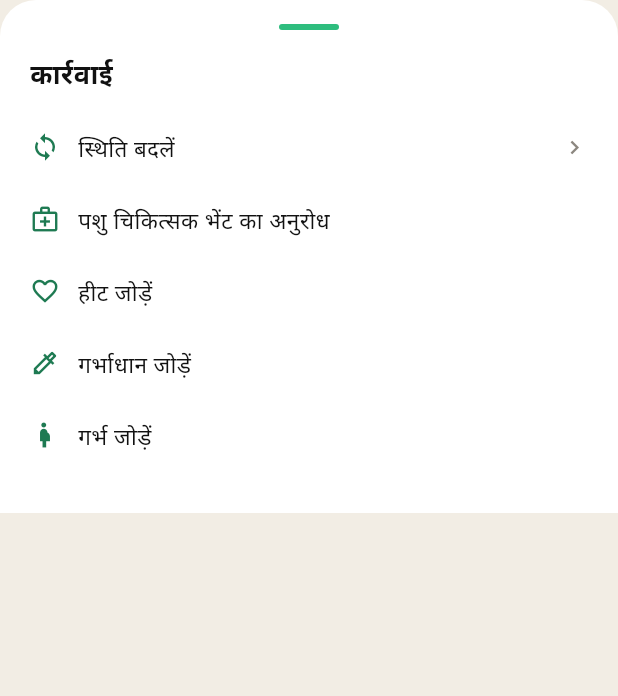
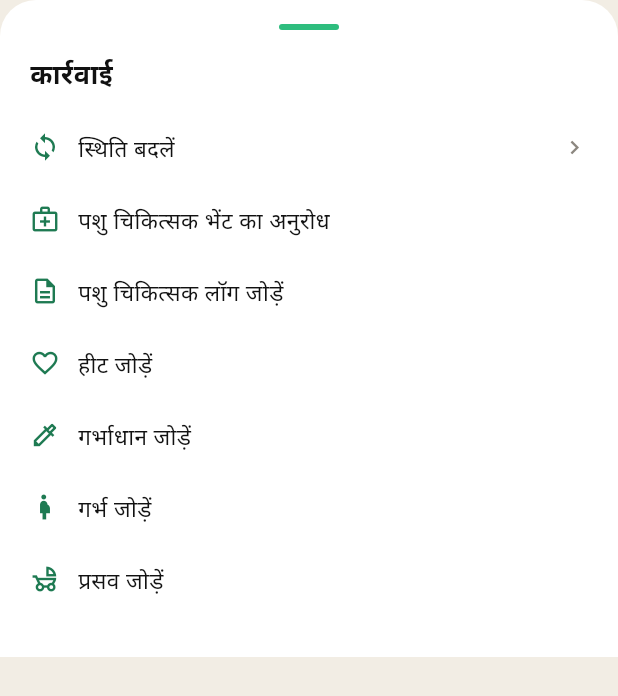
Before and after one commit to vaseey21/Vanix, a Flutter app: the _ActionsSheet widget shown alone on an empty page, opened directly with empty values, on a phone screen of 412 x 824 dp. Shown: the top 696 px of the screen. Run offline on Flutter 3.47's test engine with Material 3 defaults, Android fonts, the phone set to English and light mode, and no system bars.

Commit message:
auto: save changes

```diff
--- a/flutter_app/lib/screens/cow_profile_screen.dart
+++ b/flutter_app/lib/screens/cow_profile_screen.dart
@@ -907,9 +907,11 @@ class _ActionsSheetState extends State<_ActionsSheet> {
           if (!_statusView) ...[
             _row(Icons.sync, FS.t(lang, 'changeStatus'), () => setState(() => _statusView = true), trailing: Icons.chevron_right),
             _row(Icons.medical_services_outlined, FS.t(lang, 'reqVetVisit'), () => widget.onAction(FS.t(lang, 'reqVetVisit'))),
+            _row(Icons.description_outlined, FS.t(lang, 'addVetLog'), () => widget.onAction(FS.t(lang, 'addVetLog'))),
             _row(Icons.favorite_border, FS.t(lang, 'addHeat'), () => widget.onAction(FS.t(lang, 'addHeat'))),
             _row(Icons.colorize_outlined, FS.t(lang, 'addInsem'), () => widget.onAction(FS.t(lang, 'addInsem'))),
             _row(Icons.pregnant_woman_outlined, FS.t(lang, 'addPreg'), () => widget.onAction(FS.t(lang, 'addPreg'))),
+            _row(Icons.child_friendly_outlined, FS.t(lang, 'addDelivery'), () => widget.onAction(FS.t(lang, 'addDelivery'))),
           ] else ...[
             for (final k in _statusKeys) _row(Icons.circle_outlined, FS.t(lang, k), () => widget.onAction(FS.t(lang, k))),
           ],
```
